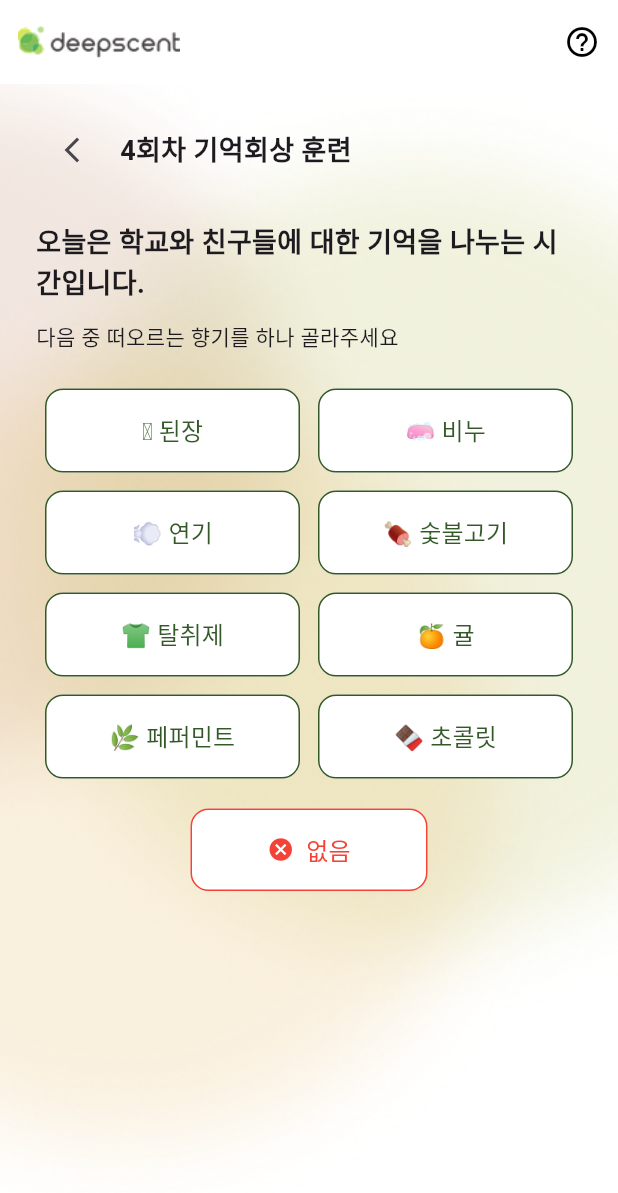
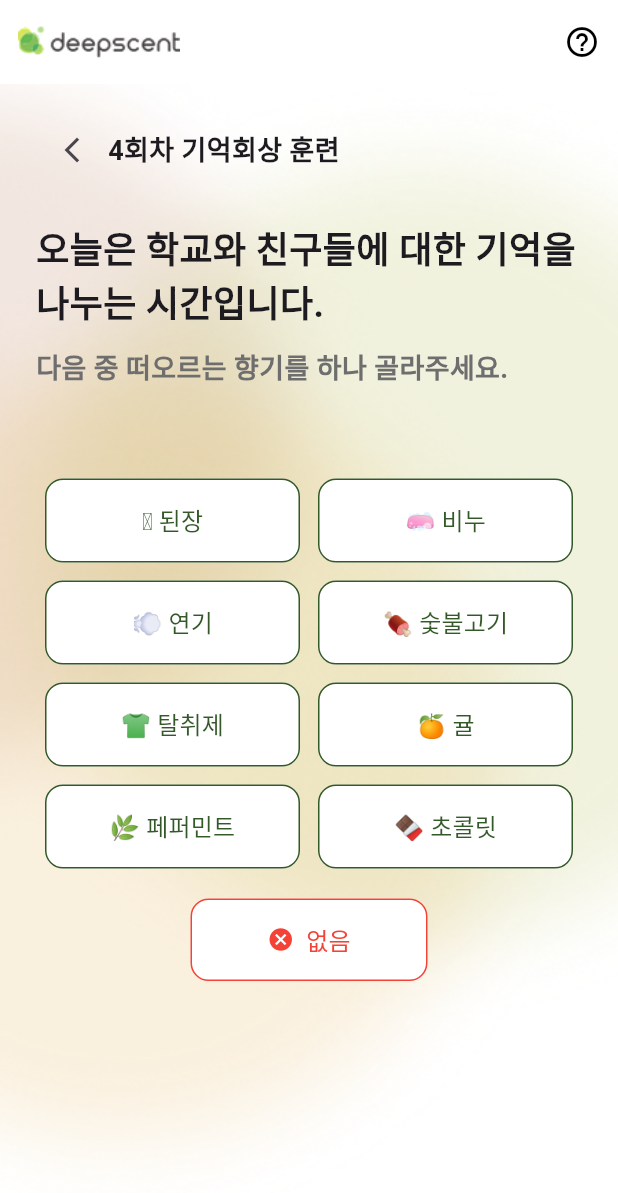
Before and after one commit to deepscent-cnu/deepscent-cnu-app, a Flutter app: the MemoryRecallScentSelectScreen screen opened directly, on a phone screen of 412 x 824 dp. Shown: the top 1193 px of the screen. Run offline on Flutter 3.47's test engine with Material 3 defaults, Android fonts, the phone set to English and light mode, and no system bars; our stand-ins replace audioplayers, flutter_tts, get, shared_preferences, speech_to_text; missing offline and left inert: record; accounts and stored records are empty.

Commit message:
style: 향기 선택 화면 폰트 크기 수정

```diff
--- a/lib/features/memory_recall_training/memory_recall_scent_select_screen.dart
+++ b/lib/features/memory_recall_training/presentation/screens/memory_recall_scent_select_screen.dart
@@ -56,11 +56,11 @@ class MemoryRecallScentSelectScreen extends StatelessWidget {
                   // 뒤로 가기 + 타이틀
                   Row(
                     children: [
+                      const SizedBox(height: 24),
                       IconButton(
                         onPressed: () => Navigator.pop(context),
                         icon: const Icon(Icons.arrow_back_ios_new, size: 20),
                       ),
-                      const SizedBox(width: 8),
                       Text(
                         '$sessionIndex회차 기억회상 훈련',
                         style: TextStyle(fontSize: 18, fontWeight: FontWeight.bold),
@@ -70,17 +70,18 @@ class MemoryRecallScentSelectScreen extends StatelessWidget {
                   const SizedBox(height: 24),
                   const Text(
                     '오늘은 학교와 친구들에 대한 기억을 나누는 시간입니다.',
-                    style: TextStyle(
-                      fontSize: 18,
-                      fontWeight: FontWeight.w600,
-                    ),
+                    style: TextStyle(fontSize: 24, fontWeight: FontWeight.bold),
                   ),
                   const SizedBox(height: 12),
                   const Text(
-                    '다음 중 떠오르는 향기를 하나 골라주세요',
-                    style: TextStyle(fontSize: 14),
+                    '다음 중 떠오르는 향기를 하나 골라주세요.',
+                    style: TextStyle(
+                      fontSize: 18,
+                      fontWeight: FontWeight.bold,
+                      color: Color.fromARGB(255, 110, 110, 110),
+                    ),
                   ),
-                  const SizedBox(height: 24),
+                  const SizedBox(height: 60),
                   // 향기 버튼 8개 (2x4)
                   ...scentItems.map(
                     (pair) => Padding(
--- a/lib/features/memory_recall_training/presentation/screens/memory_recall_session_select_screen.dart
+++ b/lib/features/memory_recall_training/presentation/screens/memory_recall_session_select_screen.dart
@@ -1,4 +1,4 @@
-import 'package:deepscent_cnu/features/memory_recall_training/memory_recall_scent_select_screen.dart';
+import 'package:deepscent_cnu/features/memory_recall_training/presentation/screens/memory_recall_scent_select_screen.dart';
 import 'package:flutter/material.dart';
 
 class MemoryRecallSessionSelectScreen extends StatelessWidget {
@@ -51,11 +51,11 @@ class MemoryRecallSessionSelectScreen extends StatelessWidget {
               padding: const EdgeInsets.symmetric(horizontal: 20, vertical: 24),
               child: Row(
                 children: [
+                  const SizedBox(height: 24),
                   IconButton(
                     onPressed: () => Navigator.pop(context),
                     icon: const Icon(Icons.arrow_back_ios_new, size: 20),
                   ),
-                  const SizedBox(width: 8),
                   const Text(
                     '기억 회상 훈련 회차 선택',
                     style: TextStyle(
@@ -114,6 +114,9 @@ class MemoryRecallSessionSelectScreen extends StatelessWidget {
                       icon: const Icon(Icons.flag),
                       label: Text(
                         '${index + 1}회차${isDone ? " (완료)" : ""}',
+                        style: const TextStyle(
+                          fontSize: 16
+                        ),
                       ),
                       style: ElevatedButton.styleFrom(
                         backgroundColor: backgroundColor,
```
